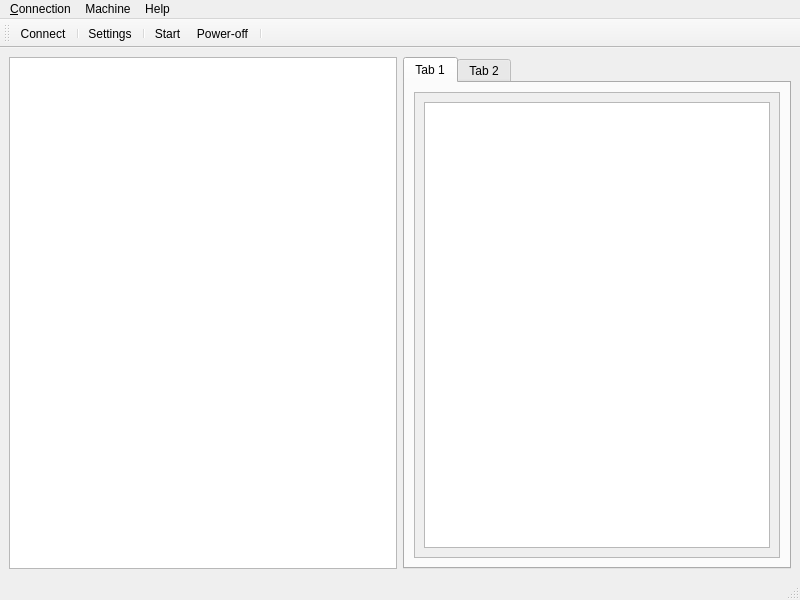
glenno-x/rc-vbox, file main_window.ui: the form before one commit.
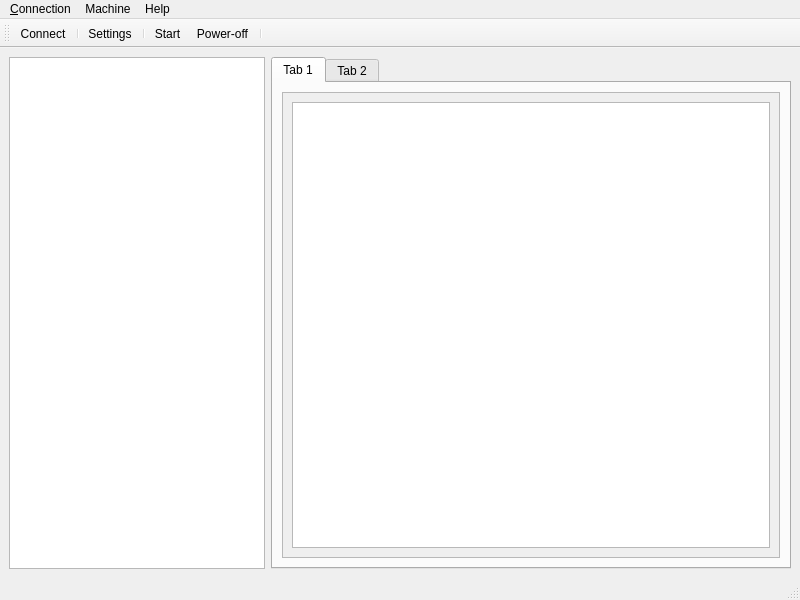
The form after the commit. Icons and pictures are not drawn.

Commit message: Set mono font for dialogs. Fix bug - reset the settings list before populating.

Diff of the .ui file:
```diff
--- a/main_window.ui
+++ b/main_window.ui
@@ -18,7 +18,19 @@
     <item>
      <layout class="QHBoxLayout" name="horizontalLayout">
       <item>
-       <widget class="QListWidget" name="listWidget"/>
+       <widget class="QListWidget" name="listWidget">
+        <property name="sizePolicy">
+         <sizepolicy hsizetype="Preferred" vsizetype="Expanding">
+          <horstretch>0</horstretch>
+          <verstretch>0</verstretch>
+         </sizepolicy>
+        </property>
+        <property name="font">
+         <font>
+          <family>Arundina Sans Mono</family>
+         </font>
+        </property>
+       </widget>
       </item>
       <item>
        <widget class="QTabWidget" name="tabWidget">
@@ -40,13 +52,19 @@
               <rect>
                <x>0</x>
                <y>0</y>
-               <width>363</width>
+               <width>494</width>
                <height>409</height>
               </rect>
              </property>
              <layout class="QHBoxLayout" name="horizontalLayout_3">
               <item>
-               <widget class="QListView" name="listView_settings"/>
+               <widget class="QListView" name="listView_settings">
+                <property name="font">
+                 <font>
+                  <family>Arundina Sans Mono</family>
+                 </font>
+                </property>
+               </widget>
               </item>
              </layout>
             </widget>
```
The commit also changes 2 other files.
